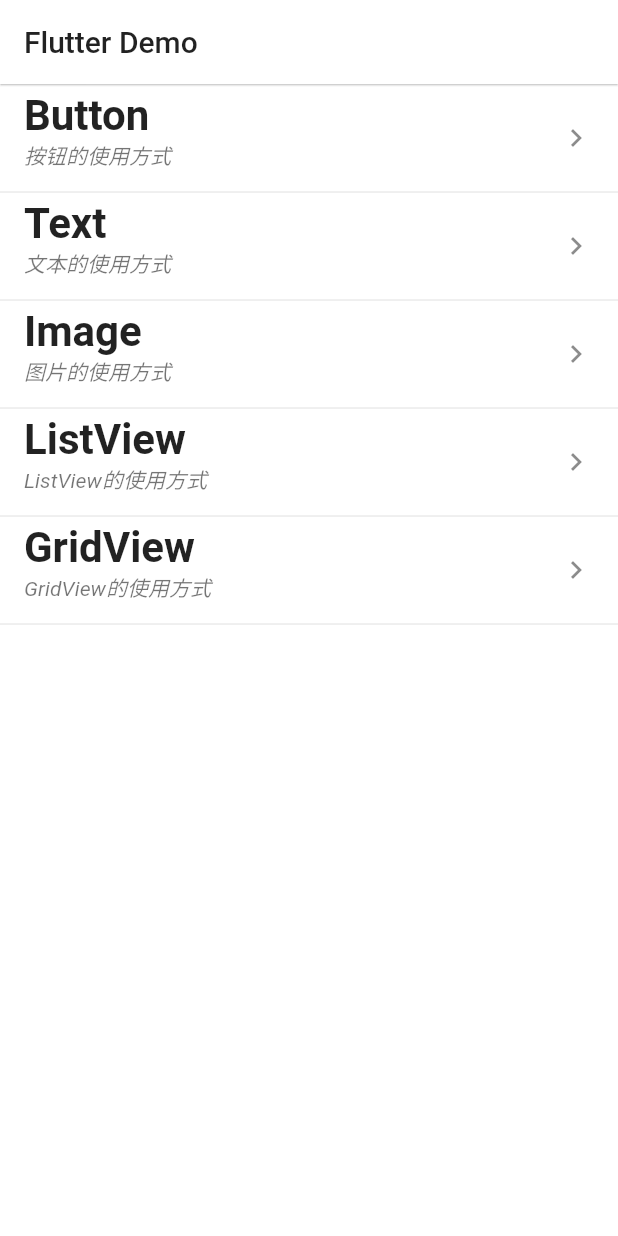
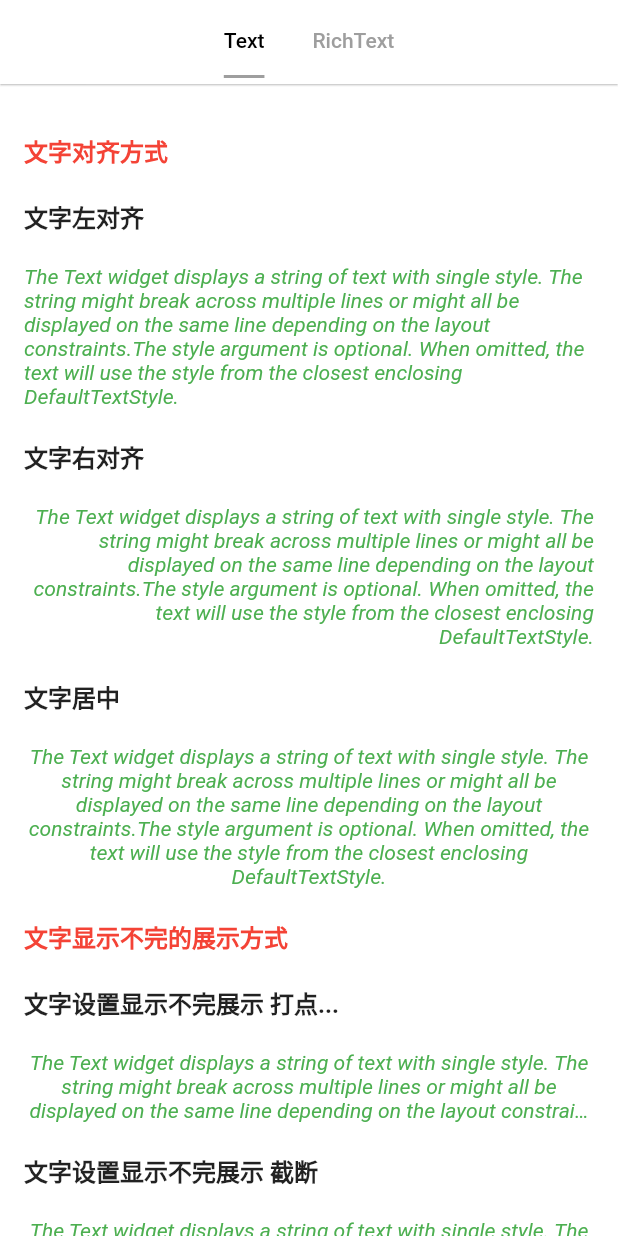
Before and after one commit to leasual/FlutterLearn, a Flutter app: the screen it shows after launch, after a tap on "Text", on a phone screen of 412 x 824 dp. Run offline on Flutter 3.47's test engine with Material 2 defaults, Android fonts, the phone set to English and light mode, and no system bars.

Commit message:
add text demo.

```diff
--- a/flutter_learn_demo/lib/home_page.dart
+++ b/flutter_learn_demo/lib/home_page.dart
@@ -1,6 +1,7 @@
 import 'package:flutter/material.dart';
 import 'package:flutter_learn_demo/app_navigator.dart';
 import 'package:flutter_learn_demo/button/button_tab.dart';
+import 'package:flutter_learn_demo/text/text_tab.dart';
 
 
 class ItemModel {
@@ -36,7 +37,7 @@ class HomePage extends StatelessWidget {
               subtitle: Text('文本的使用方式'),
               trailing: Icon(Icons.chevron_right),
               onTap: () {
-
+                AppNavigator.push(context, TextTabController());
               },
             ),
             ListTile(
--- /dev/null
+++ b/flutter_learn_demo/lib/text/rich_text_demo.dart
@@ -0,0 +1,43 @@
+import 'package:flutter/gestures.dart';
+import 'package:flutter/material.dart';
+
+class RichTextDemo extends StatelessWidget {
+  @override
+  Widget build(BuildContext context) {
+    return ListView(
+      padding: EdgeInsets.symmetric(horizontal: 16, vertical: 32),
+      children: <Widget>[
+          Text('富文本的使用', style: Theme.of(context).textTheme.title.copyWith(color: Colors.red),),
+          SizedBox(height: 20,),
+          Text('不同大小的文字显示', style: Theme.of(context).textTheme.title,),
+          SizedBox(height: 20,),
+          RichText(
+            text: TextSpan(
+              text: 'Hello',
+              style: TextStyle(color: Colors.green, fontSize: 18),
+              children: [
+                TextSpan(text: 'world', style: TextStyle(color: Colors.red, fontSize: 24, decorationStyle: TextDecorationStyle.solid, decoration: TextDecoration.underline),
+                recognizer: TapGestureRecognizer()
+                    ..onTap = () {
+                      var alert = AlertDialog(
+                        title: Text('click world'),
+                      );
+                      showDialog(context: context, child: alert);
+                    }
+                ),
+                TextSpan(text: ' http://www.baidu.com', style: TextStyle(color: Colors.blue, fontSize: 18, decorationStyle: TextDecorationStyle.solid, decoration: TextDecoration.underline),
+                    recognizer: TapGestureRecognizer()
+                      ..onTap = () {
+                        var alert = AlertDialog(
+                          title: Text('click url'),
+                        );
+                        showDialog(context: context, child: alert);
+                      }
+                )
+              ]
+            ),
+          )
+      ],
+    );
+  }
+}
--- /dev/null
+++ b/flutter_learn_demo/lib/text/text_demo.dart
@@ -0,0 +1,143 @@
+import 'package:flutter/material.dart';
+
+class TextDemo extends StatelessWidget {
+  @override
+  Widget build(BuildContext context) {
+    return ListView(
+      padding: EdgeInsets.symmetric(horizontal: 16, vertical: 32),
+      children: <Widget>[
+          Text('文字对齐方式', style: Theme.of(context).textTheme.title.copyWith(color: Colors.red),),
+          SizedBox(height: 20,),
+          Text('文字左对齐', style: Theme.of(context).textTheme.title,),
+          SizedBox(height: 20,),
+          Text('The Text widget displays a string of text with single style. The string might break across multiple lines or might all be displayed on the same line depending on the layout constraints.The style argument is optional. When omitted, the text will use the style from the closest enclosing DefaultTextStyle.',
+            textAlign: TextAlign.left,
+            style: TextStyle(color: Colors.green),),
+          SizedBox(height: 20,),
+          Text('文字右对齐', style: Theme.of(context).textTheme.title,),
+          SizedBox(height: 20,),
+          Text('The Text widget displays a string of text with single style. The string might break across multiple lines or might all be displayed on the same line depending on the layout constraints.The style argument is optional. When omitted, the text will use the style from the closest enclosing DefaultTextStyle.',
+            textAlign: TextAlign.right,
+            style: TextStyle(color: Colors.green),),
+          SizedBox(height: 20,),
+          Text('文字居中', style: Theme.of(context).textTheme.title,),
+          SizedBox(height: 20,),
+          Text('The Text widget displays a string of text with single style. The string might break across multiple lines or might all be displayed on the same line depending on the layout constraints.The style argument is optional. When omitted, the text will use the style from the closest enclosing DefaultTextStyle.',
+            textAlign: TextAlign.center,
+            style: TextStyle(color: Colors.green),),
+          SizedBox(height: 20,),
+          Text('文字显示不完的展示方式', style: Theme.of(context).textTheme.title.copyWith(color: Colors.red),),
+          SizedBox(height: 20,),
+          Text('文字设置显示不完展示 打点...', style: Theme.of(context).textTheme.title,),
+          SizedBox(height: 20,),
+          Text('The Text widget displays a string of text with single style. The string might break across multiple lines or might all be displayed on the same line depending on the layout constraints.The style argument is optional. When omitted, the text will use the style from the closest enclosing DefaultTextStyle.',
+            textAlign: TextAlign.center,
+            style: TextStyle(color: Colors.green),
+            maxLines: 3,
+            overflow: TextOverflow.ellipsis,),
+          SizedBox(height: 20,),
+          Text('文字设置显示不完展示 截断', style: Theme.of(context).textTheme.title,),
+          SizedBox(height: 20,),
+          Text('The Text widget displays a string of text with single style. The string might break across multiple lines or might all be displayed on the same line depending on the layout constraints.The style argument is optional. When omitted, the text will use the style from the closest enclosing DefaultTextStyle.',
+            textAlign: TextAlign.center,
+            style: TextStyle(color: Colors.green),
+            maxLines: 3,
+            overflow: TextOverflow.clip,),
+          SizedBox(height: 20,),
+          Text('文字设置显示不完展示 淡化', style: Theme.of(context).textTheme.title,),
+          SizedBox(height: 20,),
+          Text('The Text widget displays a string of text with single style. The string might break across multiple lines or might all be displayed on the same line depending on the layout constraints.The style argument is optional. When omitted, the text will use the style from the closest enclosing DefaultTextStyle.',
+            textAlign: TextAlign.center,
+            style: TextStyle(color: Colors.green),
+            maxLines: 3,
+            overflow: TextOverflow.fade,),
+          SizedBox(height: 20,),
+          Text('通过换行符\\n换行', style: Theme.of(context).textTheme.title.copyWith(color: Colors.red),),
+          SizedBox(height: 20,),
+          Text('The Text widget displays a string\n of text with single style. The string might break across\n multiple lines or might all be displayed on the same line depending on the layout constraints.The style argument is optional. When omitted, the text will use the style from the closest enclosing DefaultTextStyle.',
+            style: TextStyle(color: Colors.green),
+            softWrap: true,
+            ),
+          SizedBox(height: 20,),
+          Text('缩放文字', style: Theme.of(context).textTheme.title.copyWith(color: Colors.red),),
+          SizedBox(height: 20,),
+          Text('The Text widget displays a string of text with single style. The string might break across multiple lines or might all be displayed on the same line depending on the layout constraints.The style argument is optional. When omitted, the text will use the style from the closest enclosing DefaultTextStyle.',
+            style: TextStyle(color: Colors.green),
+            textScaleFactor: 0.5,
+          ),
+          SizedBox(height: 20,),
+          Text('文字样式', style: Theme.of(context).textTheme.title.copyWith(color: Colors.red),),
+          SizedBox(height: 20,),
+          Text('文字添加阴影', style: Theme.of(context).textTheme.title,),
+          SizedBox(height: 20,),
+          Text('The Text widget displays a string of text with single style. The string might break across multiple lines or might all be displayed on the same line depending on the layout constraints.The style argument is optional. When omitted, the text will use the style from the closest enclosing DefaultTextStyle.',
+            textAlign: TextAlign.center,
+            style: TextStyle(color: Colors.green, shadows: [BoxShadow(color: Colors.red, blurRadius: 12)]),
+          ),
+          SizedBox(height: 20,),
+          Text('文字添加背景', style: Theme.of(context).textTheme.title,),
+          SizedBox(height: 20,),
+          Text('The Text widget displays a string of text with single style. The string might break across multiple lines or might all be displayed on the same line depending on the layout constraints.The style argument is optional. When omitted, the text will use the style from the closest enclosing DefaultTextStyle.',
+            textAlign: TextAlign.center,
+            style: TextStyle(color: Colors.green, backgroundColor: Colors.red),
+          ),
+          SizedBox(height: 20,),
+          Text('文字字母间隔', style: Theme.of(context).textTheme.title,),
+          SizedBox(height: 20,),
+          Text('The Text widget displays a string of text with single style. The string might break across multiple lines or might all be displayed on the same line depending on the layout constraints.The style argument is optional. When omitted, the text will use the style from the closest enclosing DefaultTextStyle.',
+            textAlign: TextAlign.center,
+            style: TextStyle(color: Colors.green, letterSpacing: 2),
+          ),
+          SizedBox(height: 20,),
+          Text('文字单词间隔', style: Theme.of(context).textTheme.title,),
+          SizedBox(height: 20,),
+          Text('The Text widget displays a string of text with single style. The string might break across multiple lines or might all be displayed on the same line depending on the layout constraints.The style argument is optional. When omitted, the text will use the style from the closest enclosing DefaultTextStyle.',
+            textAlign: TextAlign.center,
+            style: TextStyle(color: Colors.green, wordSpacing: 2),
+          ),
+          SizedBox(height: 20,),
+          Text('文字中划线', style: Theme.of(context).textTheme.title,),
+          SizedBox(height: 20,),
+          Text('The Text widget displays a string of text with single style. The string might break across multiple lines or might all be displayed on the same line depending on the layout constraints.The style argument is optional. When omitted, the text will use the style from the closest enclosing DefaultTextStyle.',
+            textAlign: TextAlign.center,
+            style: TextStyle(color: Colors.green, decoration: TextDecoration.lineThrough),
+          ),
+          SizedBox(height: 20,),
+          Text('文字上划线', style: Theme.of(context).textTheme.title,),
+          SizedBox(height: 20,),
+          Text('The Text widget displays a string of text with single style. The string might break across multiple lines or might all be displayed on the same line depending on the layout constraints.The style argument is optional. When omitted, the text will use the style from the closest enclosing DefaultTextStyle.',
+            textAlign: TextAlign.center,
+            style: TextStyle(color: Colors.green, decoration: TextDecoration.overline),
+          ),
+          SizedBox(height: 20,),
+          Text('文字下划线', style: Theme.of(context).textTheme.title,),
+          SizedBox(height: 20,),
+          Text('The Text widget displays a string of text with single style. The string might break across multiple lines or might all be displayed on the same line depending on the layout constraints.The style argument is optional. When omitted, the text will use the style from the closest enclosing DefaultTextStyle.',
+            textAlign: TextAlign.center,
+            style: TextStyle(color: Colors.green, decoration: TextDecoration.underline),
+          ),
+          SizedBox(height: 20,),
+          Text('文字划线样式 波浪线', style: Theme.of(context).textTheme.title,),
+          SizedBox(height: 20,),
+          Text('The Text widget displays a string of text with single style. The string might break across multiple lines or might all be displayed on the same line depending on the layout constraints.The style argument is optional. When omitted, the text will use the style from the closest enclosing DefaultTextStyle.',
+            textAlign: TextAlign.center,
+            style: TextStyle(color: Colors.green, decoration: TextDecoration.underline, decorationStyle: TextDecorationStyle.wavy),
+          ),
+          SizedBox(height: 20,),
+          Text('文字划线样式 点线', style: Theme.of(context).textTheme.title,),
+          SizedBox(height: 20,),
+          Text('The Text widget displays a string of text with single style. The string might break across multiple lines or might all be displayed on the same line depending on the layout constraints.The style argument is optional. When omitted, the text will use the style from the closest enclosing DefaultTextStyle.',
+            textAlign: TextAlign.center,
+            style: TextStyle(color: Colors.green, decoration: TextDecoration.underline, decorationStyle: TextDecorationStyle.dotted),
+          ),
+          SizedBox(height: 20,),
+          Text('文字划线颜色', style: Theme.of(context).textTheme.title,),
+          SizedBox(height: 20,),
+          Text('The Text widget displays a string of text with single style. The string might break across multiple lines or might all be displayed on the same line depending on the layout constraints.The style argument is optional. When omitted, the text will use the style from the closest enclosing DefaultTextStyle.',
+            textAlign: TextAlign.center,
+            style: TextStyle(color: Colors.green, decoration: TextDecoration.underline, decorationStyle: TextDecorationStyle.wavy, decorationColor: Colors.red),
+          ),
+      ],
+    );
+  }
+}
--- /dev/null
+++ b/flutter_learn_demo/lib/text/text_tab.dart
@@ -0,0 +1,28 @@
+import 'package:flutter/material.dart';
+import 'package:flutter_learn_demo/base_tab_controller.dart';
+import 'package:flutter_learn_demo/text/rich_text_demo.dart';
+import 'package:flutter_learn_demo/text/text_demo.dart';
+
+class TextTabController extends BaseTabController {
+  @override
+  List<Widget> createTabBarView(BuildContext context) {
+    return [
+      TextDemo(),
+      RichTextDemo(),
+    ];
+  }
+
+  @override
+  List<Widget> createTabs(BuildContext context) {
+    return [
+      Tab(text: 'Text'),
+      Tab(text: 'RichText'),
+    ];
+  }
+
+  @override
+  int tabLength() {
+    return 8;
+  }
+
+}
--- a/flutter_learn_demo/pubspec.yaml
+++ b/flutter_learn_demo/pubspec.yaml
@@ -19,7 +19,10 @@ environment:
 dependencies:
   flutter:
     sdk: flutter
-
+  markdown: ^2.0.0
+  meta: ^1.0.5
+  string_scanner: ^1.0.0
+  path: ^1.5.1
   # The following adds the Cupertino Icons font to your application.
   # Use with the CupertinoIcons class for iOS style icons.
   cupertino_icons: ^0.1.2
```
Also changed, not shown: flutter_learn_demo/pubspec.lock, 3 other files.
